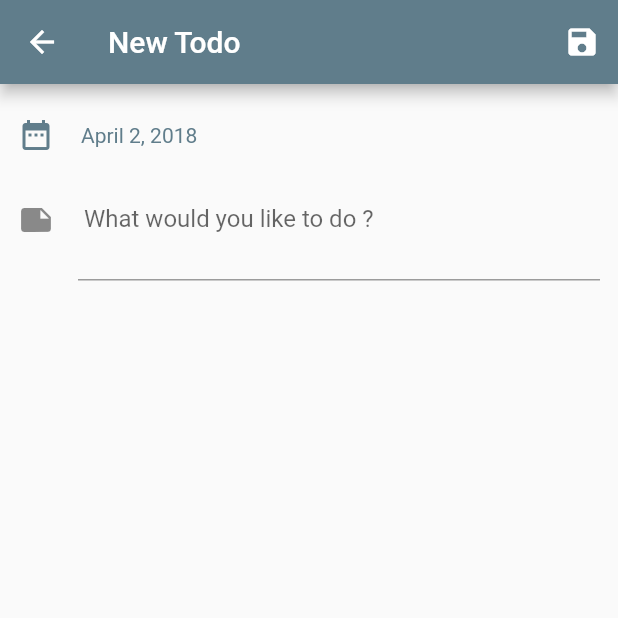
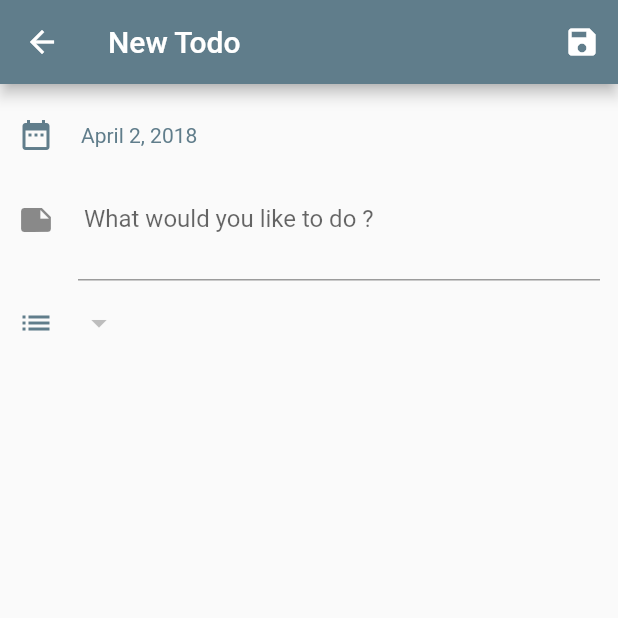
Before and after one commit to mubarak1361/flutter_todo, a Flutter app: the screen it shows after launch, after a tap on the "search" icon, after a tap on the "close" icon, after a tap on the "add" icon, on a phone screen of 412 x 824 dp, the top half of it. Run offline on Flutter 3.47's test engine with Material 2 defaults, Android fonts, the phone set to English and light mode, and no system bars; our stand-ins replace sqflite; accounts and stored records are empty.

Commit message:
add category menu drop down in new todo

```diff
--- a/lib/model/category.dart
+++ b/lib/model/category.dart
@@ -9,7 +9,7 @@ class Category {
   int id;
   String name;
 
-  Category({@required this.name});
+  Category({this.id,@required this.name});
 
   Map toMap() {
     Map map = {columnName: name};
--- a/lib/model/todo.dart
+++ b/lib/model/todo.dart
@@ -23,7 +23,7 @@ class Todo implements Item {
       columnNote: note,
       columnDone: done == true ? 1 : 0,
       columnDate: date,
-      //columnCategoryId: categoryId
+      columnCategoryId: categoryId
     };
     return map;
   }
@@ -33,7 +33,7 @@ class Todo implements Item {
     note = map[columnNote];
     done = map[columnDone] == 1;
     date = map[columnDate];
-    //categoryId = map[columnCategoryId];
+    categoryId = map[columnCategoryId];
   }
 
   @override
--- a/lib/ui/new_todo.dart
+++ b/lib/ui/new_todo.dart
@@ -1,7 +1,9 @@
 import 'dart:async';
 
 import 'package:flutter/material.dart';
+import 'package:flutter_todo/model/category.dart';
 import 'package:flutter_todo/model/todo.dart';
+import 'package:flutter_todo/util/category_provider.dart';
 import 'package:flutter_todo/util/constants.dart';
 import 'package:flutter_todo/util/todo_provider.dart';
 import 'package:intl/intl.dart';
@@ -23,6 +25,8 @@ class NewTodo extends StatefulWidget {
 
 class NewTodoState extends State<NewTodo> {
   final GlobalKey<FormState> _formKey = new GlobalKey<FormState>();
+  List<Category> _categoryList = [];
+  Category _category;
 
   Widget _createAppBar() {
     return new AppBar(
@@ -44,6 +48,7 @@ class NewTodoState extends State<NewTodo> {
     if (_formKey.currentState.validate()) {
       _formKey.currentState.save();
       TodoProvider provider = new TodoProvider();
+      widget.todo.categoryId = _category.id;
       if (!_isExistRecord()) {
         await provider.insert(widget.todo);
       } else {
@@ -60,6 +65,12 @@ class NewTodoState extends State<NewTodo> {
   @override
   void initState() {
     super.initState();
+    new CategoryProvider().getAllCategory().then((categories){
+      setState(() {
+        _category = categories.firstWhere((category)=> category.id == widget.todo.categoryId);
+        _categoryList = categories;
+      });
+    });
   }
 
   @override
@@ -81,7 +92,7 @@ class NewTodoState extends State<NewTodo> {
             onWillPop: _warnUserWithoutSaving,
             key: _formKey,
             child: new Column(
-              children: <Widget>[_createDatePicker(), _createNote()],
+              children: <Widget>[_createDatePicker(), _createNote(),_createCategoryDropDownList(_categoryList)],
             ),
           )),
     );
@@ -111,6 +122,41 @@ class NewTodoState extends State<NewTodo> {
         )
       ],
     );
+  }
+
+  Widget _createCategoryDropDownList(List<Category> categories) {
+    return new Row(
+        mainAxisSize: MainAxisSize.max,
+        mainAxisAlignment: MainAxisAlignment.start,
+        crossAxisAlignment: CrossAxisAlignment.center,
+        children: <Widget>[
+          new Icon(
+            Icons.list,
+            color: Theme
+                .of(context)
+                .primaryColor,
+          ),
+          new Padding(
+              padding: new EdgeInsets.symmetric(horizontal: 18.0, vertical: 16.0),
+              child: new DropdownButtonHideUnderline(child: new DropdownButton(
+                  value: _category ??
+                      (categories.length > 0 ? _category = categories[0] : null),
+                  items: _createCategoryDropDownMenuItems(categories),
+                  isDense: true,
+                  onChanged: (value) {
+                    setState(() => _category = value);
+                  }),)
+          )
+        ]);
+  }
+
+  List<DropdownMenuItem<Category>> _createCategoryDropDownMenuItems(List<Category> categories) {
+    List<DropdownMenuItem<Category>> menuItems = categories.map((category){
+      return new DropdownMenuItem(value:category,
+          child: new Text(category.name,
+              style: new TextStyle(color: Theme.of(context).primaryColor,fontSize: 16.0)));
+    }).toList();
+    return menuItems;
   }
 
   _pickDateFromDatePicker() async {
--- a/lib/ui/todo_list.dart
+++ b/lib/ui/todo_list.dart
@@ -3,10 +3,12 @@ import 'dart:async';
 import 'package:flutter/cupertino.dart';
 import 'package:flutter/material.dart';
 import 'package:flutter/services.dart';
+import 'package:flutter_todo/model/category.dart';
 import 'package:flutter_todo/model/header.dart';
 import 'package:flutter_todo/model/todo.dart';
 import 'package:flutter_todo/model/view_type.dart';
 import 'package:flutter_todo/ui/new_todo.dart';
+import 'package:flutter_todo/util/category_provider.dart';
 import 'package:flutter_todo/util/todo_provider.dart';
 import 'package:intl/intl.dart';
 
@@ -19,15 +21,19 @@ class TodoListState extends State<TodoList> {
   final DateFormat formatter = new DateFormat.yMMMMd("en_US");
   List<dynamic> _todoList = [];
   TodoProvider _todoProvider;
+  CategoryProvider _categoryProvider;
   bool _isToClose = false;
   final GlobalKey<ScaffoldState> key = new GlobalKey<ScaffoldState>();
   bool _isSearchOpen = false;
+  List<Category> _categoryList = [];
+  Category _category;
 
   @override
   void initState() {
     super.initState();
     _todoProvider = new TodoProvider();
-    _getTodoList();
+    _categoryProvider = new CategoryProvider();
+    _getCatergoyList().whenComplete(() => _getTodoList());
   }
 
   @override
@@ -36,17 +42,25 @@ class TodoListState extends State<TodoList> {
   }
 
   Future _getTodoList() async {
-    await _todoProvider.getAllTodo().then((todoList) {
+     return _todoProvider.getAllTodo().then((todoList) {
       setState(() {
         if (todoList != null) this._todoList = _getSortedTodoList(todoList);
       });
     });
   }
 
+  Future _getCatergoyList() async {
+     return _categoryProvider.getAllCategory().then((categories){
+        categories.insert(0, new Category(id: -1,name: 'All Lists'));
+        categories.insert(categories.length, new Category(id: -2,name: 'Finished'));
+        setState(()=> _categoryList = categories);
+      });
+  }
+
   Widget _createAppBar() {
     return new AppBar(
       leading: const Icon(Icons.beenhere),
-      title: const Text('To Do List'),
+      title: _createCategoryDropDownList(_categoryList),//const Text('To Do List'),
       actions: <Widget>[
         new IconButton(
             icon: new Icon(Icons.search),
@@ -61,7 +75,7 @@ class TodoListState extends State<TodoList> {
     return new Scrollbar(
       child: new ListView.builder(
         shrinkWrap: true,
-        itemBuilder: (BuildContext context, int index) {
+        itemBuilder: (context,index) {
           return _createItemByViewType(_todoList[index]);
         },
         itemCount: _todoList.length,
@@ -275,6 +289,29 @@ class TodoListState extends State<TodoList> {
     );
   }
 
+  Widget _createCategoryDropDownList(List<Category> categories) {
+    return new Theme(
+        data: Theme.of(context).copyWith(
+            canvasColor: Theme.of(context).primaryColor,
+        ), child: new DropdownButtonHideUnderline(
+        child: new DropdownButton(
+            value: _category ?? (categories.length > 0 ? categories[0] : null),
+            items: _createCatergoryDropDownMenuItems(categories),
+            isDense: true,
+            onChanged: (value) {
+              setState(() => _category = value);
+            })));
+  }
+
+  List<DropdownMenuItem<Category>> _createCatergoryDropDownMenuItems(List<Category> categories) {
+    List<DropdownMenuItem<Category>> menuItems = categories.map((category){
+        return new DropdownMenuItem(value:category,
+            child: new Text(category.name,
+              style: const TextStyle(color: Colors.white,fontSize: 18.0)));
+      }).toList();
+      return menuItems;
+  }
+
   Future<bool> _showSnackbarOnClose() async {
     key.currentState.hideCurrentSnackBar();
     if (_isToClose) {
@@ -325,10 +362,13 @@ class TodoListState extends State<TodoList> {
 
   List<dynamic> _getSortedTodoList(List<Todo> todoList) {
     List<dynamic> items = [];
-    _getDateList(todoList).forEach((date) {
-      items.add(new Header(date: date));
-      items.addAll(todoList.where((todo) => todo.date == date).toList());
-    });
+    List<String> dateList = _getDateList(todoList);
+    if (dateList.isNotEmpty) {
+        dateList.forEach((date) {
+          items.add(new Header(date: date));
+          items.addAll(todoList.where((todo) => todo.date == date).toList());
+        });
+    }
     return items;
   }
 }
--- a/lib/util/category_provider.dart
+++ b/lib/util/category_provider.dart
@@ -26,4 +26,20 @@ class CategoryProvider{
     return category;
   }
 
+  Future<List<Category>> getAllCategory() async {
+    return _open()
+        .then((database) async => await database.query(Category.tableName,
+        orderBy: '${Category.columnId} ASC'))
+        .then((maps) {
+      if (maps.length > 0) {
+        List<Category> categoryList = [];
+        maps.forEach((map) {
+          categoryList.add(new Category.fromMap(map));
+        });
+        return categoryList;
+      }
+    }).whenComplete(() async => _close());
+  }
+
+
 }
--- a/lib/util/database.dart
+++ b/lib/util/database.dart
@@ -3,7 +3,6 @@ import 'dart:io';
 
 import 'package:flutter_todo/model/category.dart';
 import 'package:flutter_todo/model/todo.dart';
-import 'package:flutter_todo/util/category_provider.dart';
 import 'package:path/path.dart';
 import 'package:path_provider/path_provider.dart';
 import 'package:sqflite/sqflite.dart';
@@ -24,14 +23,16 @@ class DatabaseHelper {
       Todo.columnDone +
       ' INTEGER,' +
       Todo.columnDate +
-      ' TEXT )';
+      ' TEXT,'+
+      Todo.columnCategoryId +
+      ' INTEGER )';
   final String _createCategoryTable = 'CREATE TABLE ' +
       Category.tableName +
       '(' +
       Category.columnId +
       ' INTEGER PRIMARY KEY AUTOINCREMENT,' +
       Category.columnName +
-      ' TEXT,';
+      ' TEXT )';
 
   factory DatabaseHelper() {
     return _databaseHelper;
@@ -39,7 +40,7 @@ class DatabaseHelper {
 
   Future<Database> getDatabase() async {
     if (_database == null)
-      return _database = await _openDatabse(await _initDb());
+      return _database = await _openDatabase(await _initDb());
     return _database;
   }
 
@@ -61,18 +62,16 @@ class DatabaseHelper {
     return path;
   }
 
-  Future<Database> _openDatabse(String path) async {
-    Database database = await openDatabase(path, version: 1,
+  Future<Database> _openDatabase(String path) async {
+    return await openDatabase(path, version: 1,
         onCreate: (Database db, int version) async {
       //When creating the db, create the table
       await db.execute(_createTableTodo);
       await db.execute(_createCategoryTable);
-      CategoryProvider provider = new CategoryProvider();
       ['Default', 'Personal', 'Shopping', 'Wishlist', 'Work'].forEach((categoryName) async{
-        await provider.insert(new Category(name: categoryName));
+          await db.insert(Category.tableName, new Category(name: categoryName).toMap());
       });
     });
-    return database;
   }
 
   Future closedatabase() async {
```
